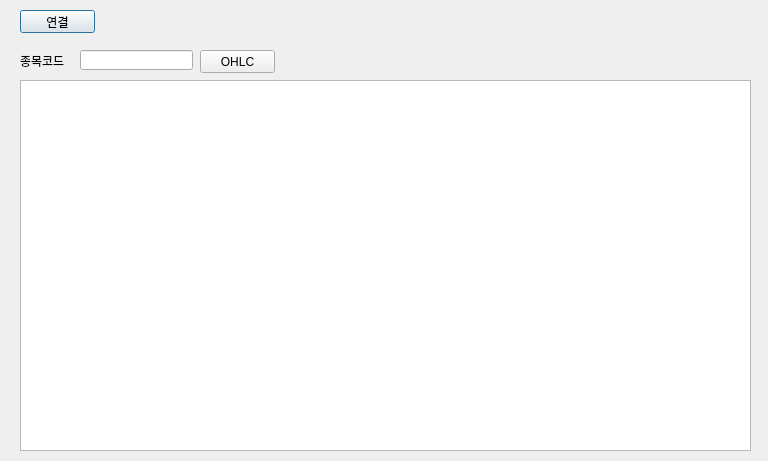
This is main.ui in pickmoment/hero as Qt 5 draws it before an edit. The edited form follows.
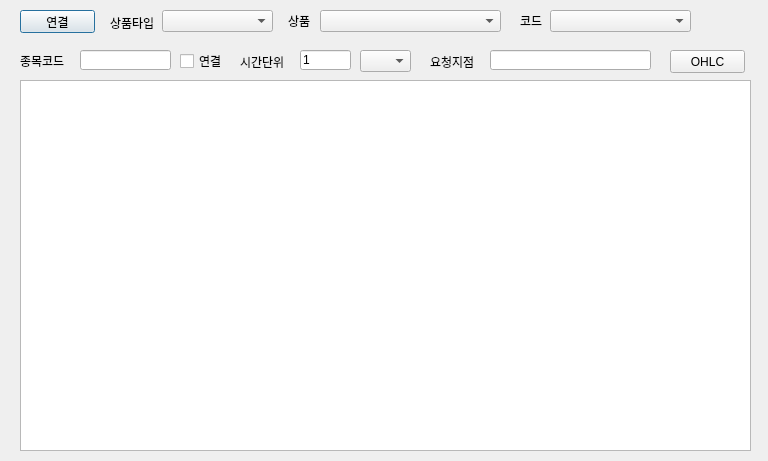
This is the edited form.

Patch:
```diff
--- a/main.ui
+++ b/main.ui
@@ -31,7 +31,7 @@
     <rect>
      <x>80</x>
      <y>50</y>
-     <width>113</width>
+     <width>91</width>
      <height>20</height>
     </rect>
    </property>
@@ -55,7 +55,7 @@
   <widget class="QPushButton" name="btOhlc">
    <property name="geometry">
     <rect>
-     <x>200</x>
+     <x>670</x>
      <y>50</y>
      <width>75</width>
      <height>23</height>
@@ -75,6 +75,147 @@
     </rect>
    </property>
   </widget>
+  <widget class="QLabel" name="label_2">
+   <property name="geometry">
+    <rect>
+     <x>240</x>
+     <y>52</y>
+     <width>56</width>
+     <height>20</height>
+    </rect>
+   </property>
+   <property name="text">
+    <string>시간단위</string>
+   </property>
+  </widget>
+  <widget class="QLineEdit" name="edTime">
+   <property name="geometry">
+    <rect>
+     <x>300</x>
+     <y>50</y>
+     <width>51</width>
+     <height>20</height>
+    </rect>
+   </property>
+   <property name="text">
+    <string>1</string>
+   </property>
+  </widget>
+  <widget class="QLabel" name="label_3">
+   <property name="geometry">
+    <rect>
+     <x>430</x>
+     <y>56</y>
+     <width>56</width>
+     <height>12</height>
+    </rect>
+   </property>
+   <property name="text">
+    <string>요청지점</string>
+   </property>
+  </widget>
+  <widget class="QLineEdit" name="edNext">
+   <property name="geometry">
+    <rect>
+     <x>490</x>
+     <y>50</y>
+     <width>161</width>
+     <height>20</height>
+    </rect>
+   </property>
+  </widget>
+  <widget class="QComboBox" name="cbItems">
+   <property name="geometry">
+    <rect>
+     <x>320</x>
+     <y>10</y>
+     <width>181</width>
+     <height>22</height>
+    </rect>
+   </property>
+  </widget>
+  <widget class="QLabel" name="label_4">
+   <property name="geometry">
+    <rect>
+     <x>288</x>
+     <y>13</y>
+     <width>31</width>
+     <height>16</height>
+    </rect>
+   </property>
+   <property name="text">
+    <string>상품</string>
+   </property>
+  </widget>
+  <widget class="QComboBox" name="cbCodes">
+   <property name="geometry">
+    <rect>
+     <x>550</x>
+     <y>10</y>
+     <width>141</width>
+     <height>22</height>
+    </rect>
+   </property>
+  </widget>
+  <widget class="QLabel" name="label_5">
+   <property name="geometry">
+    <rect>
+     <x>520</x>
+     <y>13</y>
+     <width>31</width>
+     <height>16</height>
+    </rect>
+   </property>
+   <property name="text">
+    <string>코드</string>
+   </property>
+  </widget>
+  <widget class="QComboBox" name="cbItemTypes">
+   <property name="geometry">
+    <rect>
+     <x>162</x>
+     <y>10</y>
+     <width>111</width>
+     <height>22</height>
+    </rect>
+   </property>
+  </widget>
+  <widget class="QLabel" name="label_6">
+   <property name="geometry">
+    <rect>
+     <x>110</x>
+     <y>13</y>
+     <width>51</width>
+     <height>20</height>
+    </rect>
+   </property>
+   <property name="text">
+    <string>상품타입</string>
+   </property>
+  </widget>
+  <widget class="QComboBox" name="cbUnit">
+   <property name="geometry">
+    <rect>
+     <x>360</x>
+     <y>50</y>
+     <width>51</width>
+     <height>22</height>
+    </rect>
+   </property>
+  </widget>
+  <widget class="QCheckBox" name="ckConjunction">
+   <property name="geometry">
+    <rect>
+     <x>180</x>
+     <y>53</y>
+     <width>41</width>
+     <height>16</height>
+    </rect>
+   </property>
+   <property name="text">
+    <string>연결</string>
+   </property>
+  </widget>
  </widget>
  <resources/>
  <connections>
```
Left out of the diff: 95 changed lines with no effect on the pictures.
